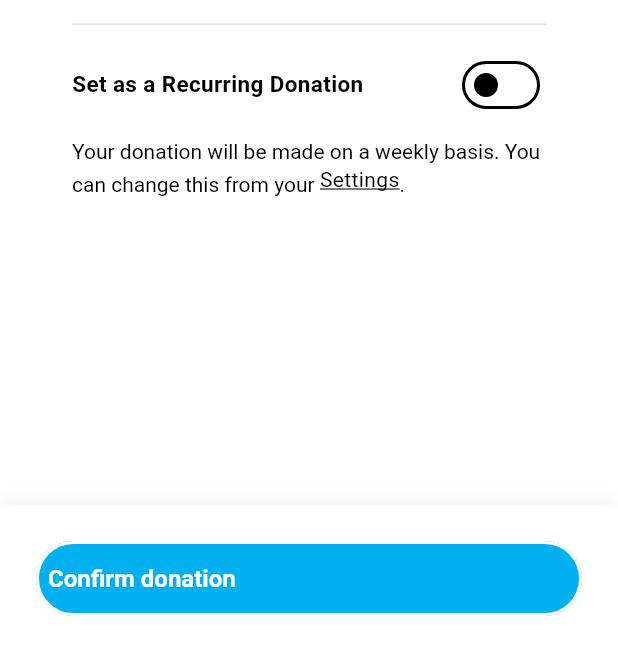
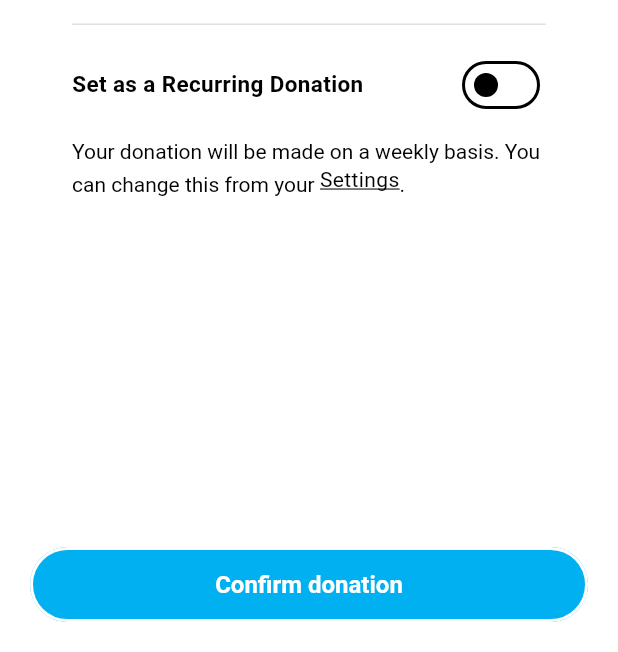
Before and after one commit to amitrana0402/HelpCrowd, a Flutter app: the MakeAdhocDonationView screen opened by its route, on a phone screen of 412 x 824 dp, the part 584-1236 px from its top. Run offline on Flutter 3.47's test engine with Material 3 defaults, Android fonts, the phone set to English and light mode, and no system bars; our stand-ins replace get, get_storage; accounts and stored records are empty; network calls fail.

Commit message:
Refactor confirm button in Make Adhoc Donation view
- Simplified the layout of the confirm button by removing unnecessary container and box shadow.
- Updated padding and adjusted button icon sizes for improved UI consistency.

```diff
--- a/lib/app/modules/make_adhoc_donation/views/make_adhoc_donation_view.dart
+++ b/lib/app/modules/make_adhoc_donation/views/make_adhoc_donation_view.dart
@@ -217,20 +217,12 @@ class MakeAdhocDonationView extends GetView<MakeAdhocDonationController> {
   }
 
   Widget _buildConfirmButton() {
-    return Container(
-      padding: const EdgeInsets.all(AppDimensions.paddingL),
-      decoration: BoxDecoration(
-        color: AppColors.backgroundLight,
-        boxShadow: [
-          BoxShadow(
-            color: AppColors.black.withOpacity(0.05),
-            blurRadius: 10,
-            offset: const Offset(0, -2),
-          ),
-        ],
-      ),
-      child: SafeArea(
+    return SafeArea(
+      child: Padding(
+        padding: const EdgeInsets.all(20.0),
         child: AppButton(
+          icon: SizedBox(width: 0),
+          suffixIcon: SizedBox(width: 0),
           text: 'Confirm donation',
           onPressed: controller.onConfirmDonation,
           variant: ButtonVariant.primary,
```
